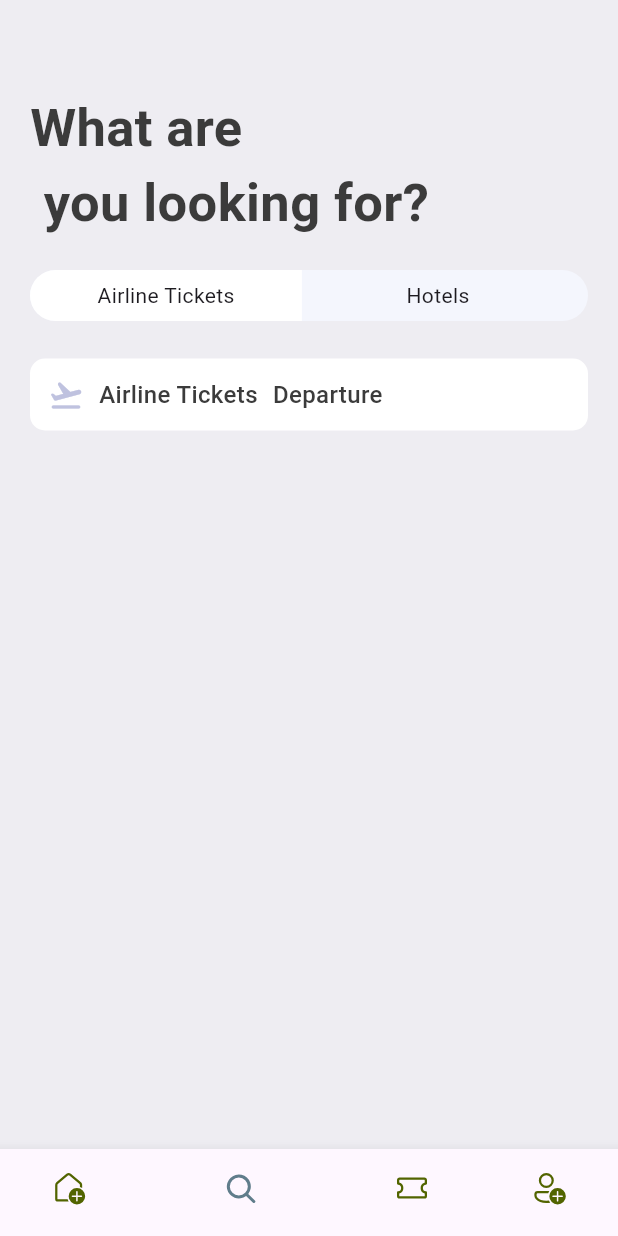
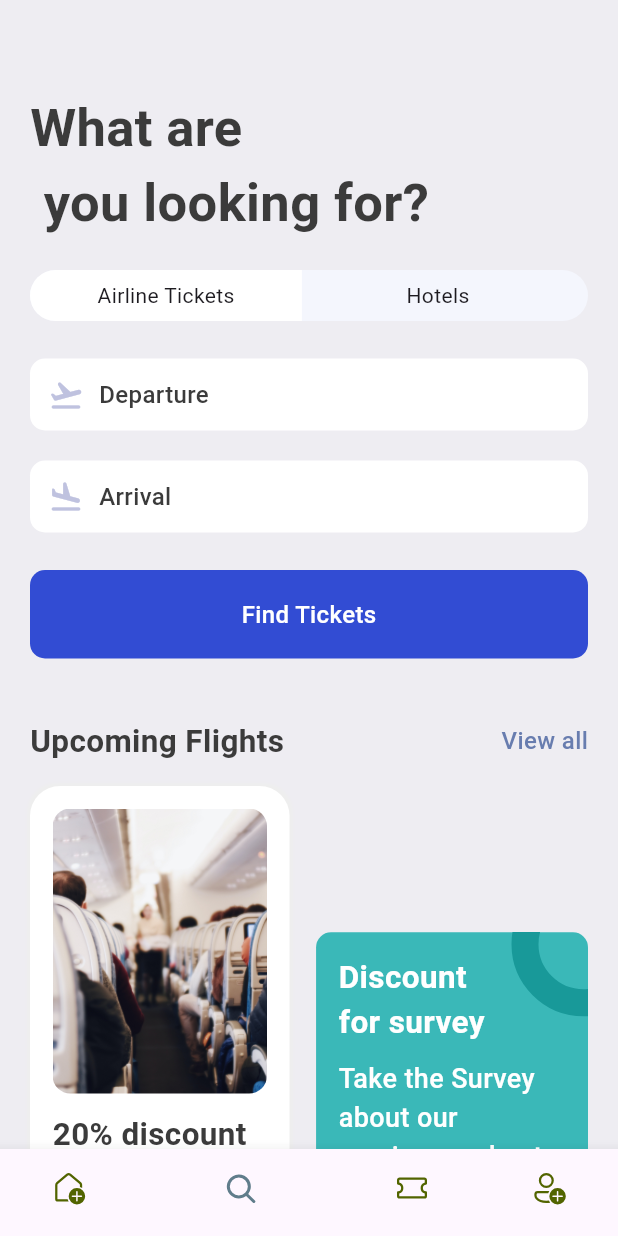
Before and after one commit to Thejandeera/ticket-app-tutorial, a Flutter app: the screen it shows after launch, item 2 of the bottom bar chosen, on a phone screen of 412 x 824 dp. Run offline on Flutter 3.47's test engine with Material 3 defaults, Android fonts, the phone set to English and light mode, and no system bars; our stand-ins replace fluentui_icons.

Commit message:
done 2 columns in find ticket

```diff
--- a/lib/base/res/media.dart
+++ b/lib/base/res/media.dart
@@ -2,4 +2,5 @@ class AppMedia{
   static const _baseImage = "assets/images";
   static const logo = '$_baseImage/logo.png';
   static const hotelRoom = '$_baseImage/hotel_room.png';
+  static const planeSit = '$_baseImage/plane_sit.jpg';
 }
--- a/lib/base/res/styles/app_styles.dart
+++ b/lib/base/res/styles/app_styles.dart
@@ -10,6 +10,9 @@ class AppStyles {
   static Color ticketOrange = const Color(0xFFF37B67);
   static Color kakiColor = const Color(0xFFd2bdb6);
   static Color planeColor = const Color(0xFFBFC2DF);
+  static Color FindTicketColor = const Color(0xD91130CE);
+  static Color circleColor = const Color(0xFF189999);
+
 
   static TextStyle textStyle = TextStyle(
     fontSize: 16,
--- a/lib/screens/search/search_screen.dart
+++ b/lib/screens/search/search_screen.dart
@@ -1,27 +1,137 @@
 import 'package:flutter/cupertino.dart';
 import 'package:flutter/material.dart';
+import 'package:ticket_app/base/res/media.dart';
 import 'package:ticket_app/base/res/styles/app_styles.dart';
 import 'package:ticket_app/screens/search/widgets/app_text_icon.dart';
 import 'package:ticket_app/screens/search/widgets/app_ticket_tabs.dart';
+import 'package:ticket_app/screens/search/widgets/find_tickets.dart';
+
+import '../../base/res/widgets/app_double_text.dart';
+import '../../base/utils/all_json.dart';
 
 class SearchScreen extends StatelessWidget {
   const SearchScreen({super.key});
 
   @override
   Widget build(BuildContext context) {
+    final size = MediaQuery.of(context).size;
     return Scaffold(
       backgroundColor: AppStyles.bgColor,
       body: ListView(
         padding: EdgeInsets.symmetric(horizontal: 20, vertical: 20),
         children: [
-          SizedBox(height: 40,),
-          Text("What are\n you looking for?", style: AppStyles.headlineStyle1.copyWith(fontSize: 35),),
-          SizedBox(height: 20,),
+          SizedBox(height: 40),
+          Text(
+            "What are\n you looking for?",
+            style: AppStyles.headlineStyle1.copyWith(fontSize: 35),
+          ),
+          SizedBox(height: 20),
           AppTicketTabs(),
-          SizedBox(height: 25,),
-          const AppTextIcon(),
+          SizedBox(height: 25),
+          const AppTextIcon(
+            icon: Icons.flight_takeoff_rounded,
+            text: "Departure",
+          ),
+          const SizedBox(height: 20),
+          const AppTextIcon(icon: Icons.flight_land_rounded, text: "Arrival"),
+          const SizedBox(height: 25),
+          const FindTickets(),
+          const SizedBox(height: 40),
+          AppDoubleText(
+            bigText: 'Upcoming Flights',
+            smallText: 'View all',
+            func: () => Navigator.pushNamed(context, AppRoutes.allTickets),
+          ),
+          const SizedBox(height: 15),
+          Row(
+            mainAxisAlignment: MainAxisAlignment.spaceBetween,
+            children: [
+              Container(
+                padding: EdgeInsets.symmetric(horizontal: 15, vertical: 15),
+                width: size.width * 0.42,
+                height: 405,
+                decoration: BoxDecoration(
+                  borderRadius: BorderRadius.circular(20),
+                  color: Colors.white,
+                  boxShadow: [
+                    BoxShadow(
+                      color: Colors.grey.shade200,
+                      blurRadius: 1,
+                      spreadRadius: 2,
+                    ),
+                  ],
+                ),
+                child: Column(
+                  children: [
+                    Container(
+                      height: 190,
+                      decoration: BoxDecoration(
+                        borderRadius: BorderRadius.circular(12),
+                        image: DecorationImage(
+                          fit: BoxFit.cover,
+                          image: AssetImage(AppMedia.planeSit),
+                        ),
+                      ),
+                    ),
+                    SizedBox(height: 12),
+                    Text(
+                      "20% discount on the early booking of this flight. Don't miss.",
+                      style: AppStyles.headlineStyle2,
+                    ),
+                  ],
+                ),
+              ),
+              Stack(
+                children: [
+                  Container(
+                    width: size.width * 0.44,
+                    height: 210,
+                    padding: const EdgeInsets.symmetric(
+                      vertical: 15,
+                      horizontal: 15,
+                    ),
+                    decoration: BoxDecoration(
+                      borderRadius: BorderRadius.circular(10),
+                      color: Color(0xFF3AB8B8),
+                    ),
+                    child: Column(
+                      crossAxisAlignment: CrossAxisAlignment.start,
+                      children: [
+                        Text(
+                          "Discount\nfor survey",
+                          style: AppStyles.headlineStyle2.copyWith(
+                            fontWeight: FontWeight.bold,
+                            color: Colors.white,
+                          ),
+                        ),
+                        const SizedBox(height: 10),
+                        Text(
+                          "Take the Survey about our services and get discount",
+                          style: AppStyles.headlineStyle2.copyWith(
+                            fontWeight: FontWeight.w500,
+                            color: Colors.white,
+                            fontSize: 18,
+                          ),
+                        ),
+                      ],
+                    ),
+                  ),
+                  Positioned(
+                    right: -45,
+                    top: -40,
+                    child: Container(
+                      padding: EdgeInsets.all(30),
+                      decoration: BoxDecoration(
+                        shape: BoxShape.circle,
+                        border: Border.all(width: 18, color: AppStyles.circleColor),
+                      ),
+                    ),
+                  ),
+                ],
+              ),
+            ],
+          ),
         ],
-
       ),
     );
   }
--- a/lib/screens/search/widgets/app_text_icon.dart
+++ b/lib/screens/search/widgets/app_text_icon.dart
@@ -3,7 +3,9 @@ import 'package:flutter/material.dart';
 import 'package:ticket_app/base/res/styles/app_styles.dart';
 
 class AppTextIcon extends StatelessWidget {
-  const AppTextIcon({super.key});
+  final IconData icon;
+  final String text;
+  const AppTextIcon({super.key, required this.icon, required this.text});
 
   @override
   Widget build(BuildContext context) {
@@ -15,11 +17,11 @@ class AppTextIcon extends StatelessWidget {
       ),
       child: Row(
         children: [
-          Icon(Icons.flight_takeoff_rounded, color: AppStyles.planeColor,),
+          Icon(icon, color: AppStyles.planeColor,),
           SizedBox(width: 10,),
-          Text("Airline Tickets", style: AppStyles.textStyle,),
-          SizedBox(width: 10,),
-          Text("Departure", style: AppStyles.textStyle,),
+          // Text("Airline Tickets", style: AppStyles.textStyle,),
+          // SizedBox(width: 10,),
+          Text(text, style: AppStyles.textStyle,),
         ],
       ),
     );
--- /dev/null
+++ b/lib/screens/search/widgets/find_tickets.dart
@@ -0,0 +1,24 @@
+import 'package:flutter/cupertino.dart';
+import 'package:flutter/material.dart';
+import 'package:ticket_app/base/res/styles/app_styles.dart';
+
+class FindTickets extends StatelessWidget {
+  const FindTickets({super.key});
+
+  @override
+  Widget build(BuildContext context) {
+    return Container(
+      padding: EdgeInsets.symmetric(horizontal: 18, vertical: 18),
+      decoration: BoxDecoration(
+        borderRadius: BorderRadius.circular(10),
+        color: AppStyles.FindTicketColor,
+      ),
+      child: Center(
+        child: Text(
+          "Find Tickets",
+          style: AppStyles.textStyle.copyWith(color: Colors.white),
+        ),
+      ),
+    );
+  }
+}
```
